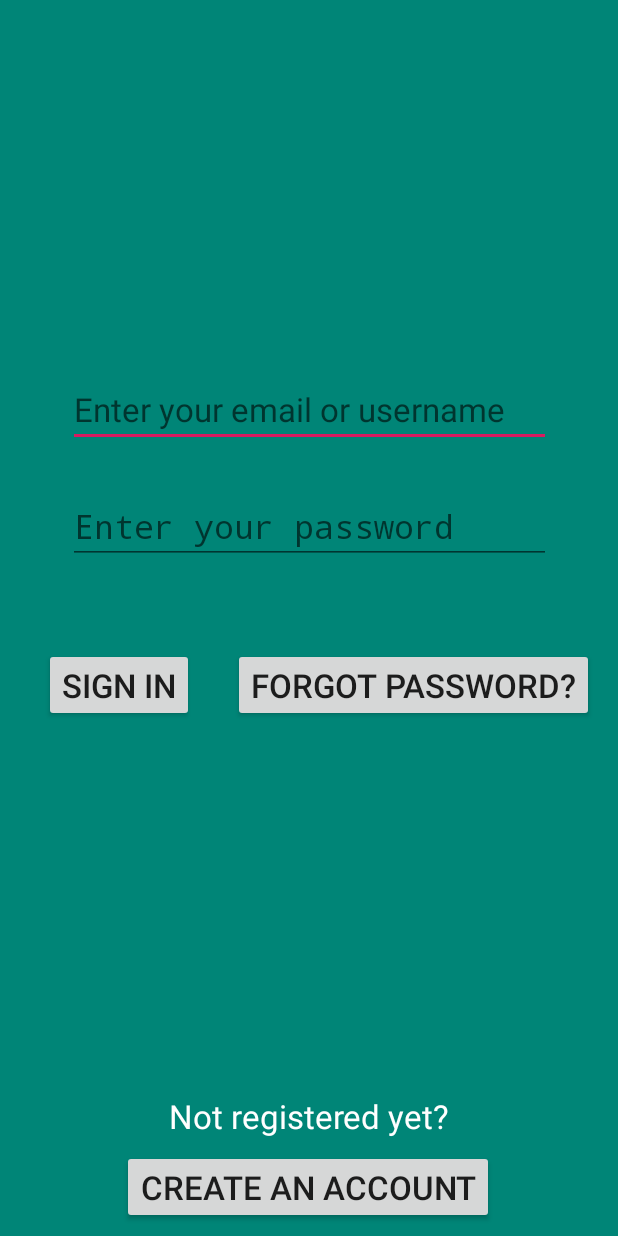
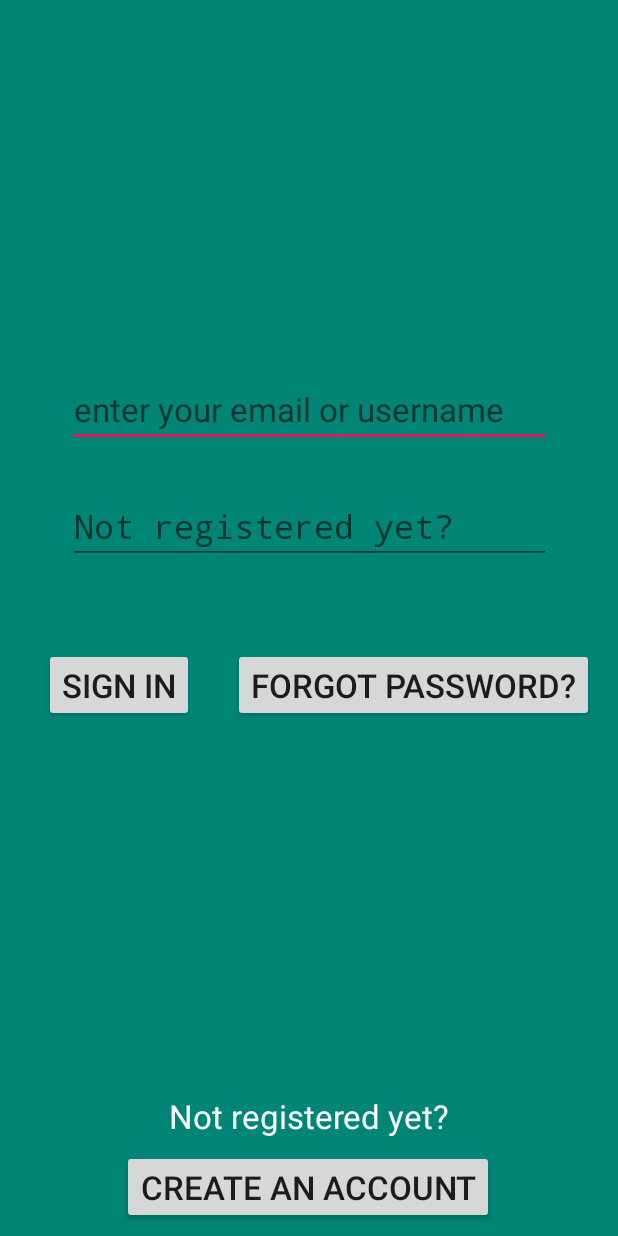
Before and after one commit to IAKOVKIR/SemiColon, an Android app: the screen it shows after launch (Login), on a phone screen of 412 x 824 dp. Run offline under Robolectric (Android 15) with nearby library versions, the phone set to English and light mode, and no system bars.

Commit message:
a few updates

```diff
--- a/app/src/main/java/com/example/semicolon/Login.kt
+++ b/app/src/main/java/com/example/semicolon/Login.kt
@@ -8,7 +8,6 @@ import android.text.Editable
 import android.text.TextWatcher
 import android.widget.Button
 import android.widget.EditText
-import android.widget.TextView
 import android.widget.Toast
 
 
@@ -26,9 +25,6 @@ class Login : Activity() {
         val logBut = findViewById<Button>(R.id.logBut)
         val forgotBut = findViewById<Button>(R.id.forgotBut)
         val createBut = findViewById<Button>(R.id.createBut)
-
-        //TextViews
-        val textView = findViewById<TextView>(R.id.textView)
 
         //"Sign In" listener
         logBut.setOnClickListener {
@@ -76,6 +72,11 @@ class Login : Activity() {
                     fEnter.setTextColor(Color.RED)
                 else
                     fEnter.setTextColor(Color.BLACK)
+
+                if (password.length < 8)
+                    fEnter.setTextColor(Color.RED)
+                else
+                    fEnter.setTextColor(Color.BLACK)
             }
         })
 
--- a/app/src/main/java/com/example/semicolon/SliderAdapter.kt
+++ b/app/src/main/java/com/example/semicolon/SliderAdapter.kt
@@ -14,8 +14,8 @@ import android.widget.TextView
 
 class SliderAdapter(private val context : Context) : PagerAdapter() {
 
-    val slideTexts = arrayOf("first name", "email", "phone number")
-    val slideEditTexts = arrayOf("Enter your first name", "Enter your email", "Enter your phone number")
+    private val slideTexts = arrayOf("first name", "email", "phone number")
+    private val slideEditTexts = arrayOf("Enter your first name", "Enter your email", "Enter your phone number")
     val texts = arrayOf("", "", "")
 
     override fun getCount(): Int {
@@ -31,7 +31,6 @@ class SliderAdapter(private val context : Context) : PagerAdapter() {
         val layoutInflater = LayoutInflater.from(context)
         val view = layoutInflater.inflate(R.layout.slide_layout, container, false)
 
-        val navBar = view.findViewById<TextView>(R.id.FirstCircle)
         val text = view.findViewById<TextView>(R.id.textView2)
         val editText = view.findViewById<EditText>(R.id.editText2)
 
--- a/app/src/main/res/drawable/black_cursor.xml
+++ b/app/src/main/res/drawable/black_cursor.xml
@@ -3,5 +3,5 @@
     <size android:height="20dp"
           android:width="3dp">
     </size>
-    <solid android:color="@color/BLACK"></solid>
+    <solid android:color="@color/BLACK"/>
 </shape>
--- a/app/src/main/res/layout/activity_data_recovery.xml
+++ b/app/src/main/res/layout/activity_data_recovery.xml
@@ -2,7 +2,6 @@
 <android.support.constraint.ConstraintLayout
         xmlns:android="http://schemas.android.com/apk/res/android"
         xmlns:tools="http://schemas.android.com/tools"
-        xmlns:app="http://schemas.android.com/apk/res-auto"
         android:layout_width="match_parent"
         android:layout_height="match_parent"
         android:background="@color/colorPrimary"
--- a/app/src/main/res/layout/activity_login.xml
+++ b/app/src/main/res/layout/activity_login.xml
@@ -16,50 +16,75 @@
             android:textCursorDrawable="@drawable/black_cursor"
             android:textSize="22sp"
             android:ems="10"
-            android:id="@+id/fName" android:layout_marginStart="8dp"
-            app:layout_constraintStart_toStartOf="parent" android:layout_marginEnd="8dp"
-            app:layout_constraintEnd_toEndOf="parent" android:layout_marginTop="8dp"
-            app:layout_constraintTop_toTopOf="parent" android:layout_marginBottom="8dp"
-            app:layout_constraintBottom_toBottomOf="parent" android:hint="Enter your email or username"
-            app:layout_constraintVertical_bias="0.317"/>
+            android:id="@+id/fName"
+            android:layout_marginStart="8dp"
+            app:layout_constraintStart_toStartOf="parent"
+            android:layout_marginEnd="8dp"
+            app:layout_constraintEnd_toEndOf="parent"
+            android:layout_marginTop="8dp"
+            app:layout_constraintTop_toTopOf="parent"
+            android:layout_marginBottom="8dp"
+            app:layout_constraintBottom_toBottomOf="parent"
+            android:hint="@string/enter_your_email_or_username"
+            app:layout_constraintVertical_bias="0.317"
+            tools:ignore="Autofill"
+    />
 
     <Button
-            android:text="Create an account"
+            android:text="@string/create_an_account"
             android:layout_width="wrap_content"
             android:layout_height="wrap_content"
             android:textSize="22sp"
-            android:id="@+id/createBut" app:layout_constraintStart_toStartOf="parent" android:layout_marginStart="8dp"
-            app:layout_constraintEnd_toEndOf="parent" android:layout_marginEnd="8dp"
+            android:id="@+id/createBut"
+            app:layout_constraintStart_toStartOf="parent"
+            android:layout_marginStart="8dp"
+            app:layout_constraintEnd_toEndOf="parent"
+            android:layout_marginEnd="8dp"
             app:layout_constraintHorizontal_bias="0.497"
-            android:layout_marginBottom="8dp" app:layout_constraintBottom_toBottomOf="parent"
+            android:layout_marginBottom="8dp"
+            app:layout_constraintBottom_toBottomOf="parent"
     />
 
     <Button
-            android:text="Sign In"
+            android:text="@string/sign_in"
             android:layout_width="wrap_content"
             android:layout_height="wrap_content"
             android:textSize="22sp"
-            android:id="@+id/logBut" app:layout_constraintEnd_toStartOf="@+id/forgotBut" android:layout_marginEnd="8dp"
-            app:layout_constraintStart_toStartOf="parent" android:layout_marginStart="8dp"
-            app:layout_constraintHorizontal_bias="0.542" android:layout_marginTop="56dp"
-            app:layout_constraintTop_toBottomOf="@+id/lName"/>
+            android:id="@+id/logBut"
+            app:layout_constraintEnd_toStartOf="@+id/forgotBut"
+            android:layout_marginEnd="8dp"
+            app:layout_constraintStart_toStartOf="parent"
+            android:layout_marginStart="8dp"
+            app:layout_constraintHorizontal_bias="0.542"
+            android:layout_marginTop="56dp"
+            app:layout_constraintTop_toBottomOf="@+id/lName"
+    />
 
     <Button
-            android:text="Forgot password?"
+            android:text="@string/forgot_password"
             android:layout_width="wrap_content"
             android:layout_height="wrap_content"
             android:textSize="22sp"
-            android:id="@+id/forgotBut" app:layout_constraintEnd_toEndOf="parent" android:layout_marginEnd="16dp"
-            android:layout_marginTop="56dp" app:layout_constraintTop_toBottomOf="@+id/lName"/>
+            android:id="@+id/forgotBut"
+            app:layout_constraintEnd_toEndOf="parent"
+            android:layout_marginEnd="16dp"
+            android:layout_marginTop="56dp"
+            app:layout_constraintTop_toBottomOf="@+id/lName"
+    />
+
     <TextView
-            android:text="Not registered yet?"
+            android:text="@string/not_registered_yet"
             android:layout_width="wrap_content"
             android:layout_height="wrap_content"
             android:textColor="#ffffff"
             android:textSize="22sp"
-            android:id="@+id/textView" app:layout_constraintStart_toStartOf="parent" android:layout_marginStart="8dp"
-            app:layout_constraintEnd_toEndOf="parent" android:layout_marginEnd="8dp" android:layout_marginBottom="8dp"
-            app:layout_constraintBottom_toTopOf="@+id/createBut"/>
+            android:id="@+id/textView"
+            app:layout_constraintStart_toStartOf="parent"
+            android:layout_marginStart="8dp"
+            app:layout_constraintEnd_toEndOf="parent"
+            android:layout_marginEnd="8dp" android:layout_marginBottom="8dp"
+            app:layout_constraintBottom_toTopOf="@+id/createBut"
+    />
 
     <EditText
             android:layout_width="322dp"
@@ -70,9 +95,14 @@
             android:ems="10"
             android:id="@+id/lName"
             android:layout_marginTop="28dp"
-            app:layout_constraintTop_toBottomOf="@+id/fName" android:layout_marginEnd="8dp"
-            app:layout_constraintEnd_toEndOf="parent" android:layout_marginStart="8dp"
-            app:layout_constraintStart_toStartOf="parent" app:layout_constraintHorizontal_bias="0.506"
-            android:hint="Enter your password"/>
+            app:layout_constraintTop_toBottomOf="@+id/fName"
+            android:layout_marginEnd="8dp"
+            app:layout_constraintEnd_toEndOf="parent"
+            android:layout_marginStart="8dp"
+            app:layout_constraintStart_toStartOf="parent"
+            app:layout_constraintHorizontal_bias="0.506"
+            android:hint="@string/not_registered_yet"
+            tools:ignore="Autofill"
+    />
 
 </android.support.constraint.ConstraintLayout>
--- a/app/src/main/res/layout/activity_welcome_label.xml
+++ b/app/src/main/res/layout/activity_welcome_label.xml
@@ -2,7 +2,6 @@
 <android.support.constraint.ConstraintLayout
         xmlns:android="http://schemas.android.com/apk/res/android"
         xmlns:tools="http://schemas.android.com/tools"
-        xmlns:app="http://schemas.android.com/apk/res-auto"
         android:layout_width="match_parent"
         android:layout_height="match_parent"
         android:background="@color/colorPrimary"
--- a/app/src/main/res/layout/slide_layout.xml
+++ b/app/src/main/res/layout/slide_layout.xml
@@ -30,7 +30,9 @@
                 android:layout_width="match_parent"
                 android:layout_height="wrap_content"
                 android:layout_margin="16dp"
-                android:layout_below="@+id/textView2"/>
+                android:layout_below="@+id/textView2"
+                android:inputType="text"
+                tools:ignore="Autofill,LabelFor"/>
 
     </RelativeLayout>
 
--- a/app/src/main/res/values/strings.xml
+++ b/app/src/main/res/values/strings.xml
@@ -1,4 +1,5 @@
 <resources>
+    <!--words and numbers-->
     <string name="app_name">SemiColon</string>
     <string name="word_back">back</string>
     <string name="word_next">next</string>
@@ -6,4 +7,13 @@
     <string name="number_two">2</string>
     <string name="number_three">3</string>
     <string name="number_one">1</string>
+
+    <!--phrases-->
+    <string name="not_registered_yet">Not registered yet?</string>
+    <string name="enter_your_password">Enter your password</string>
+    <string name="forgot_password">Forgot password?</string>
+    <string name="sign_in">sign in</string>
+    <string name="create_an_account">create an account</string>
+    <string name="enter_your_email_or_username">enter your email or username</string>
+
 </resources>
```
Also changed, not shown: app/src/main/java/com/example/semicolon/MainActivity.kt (+3 -9 lines), app/src/main/java/com/example/semicolon/Main2Activity.kt (line endings or trailing spaces).
